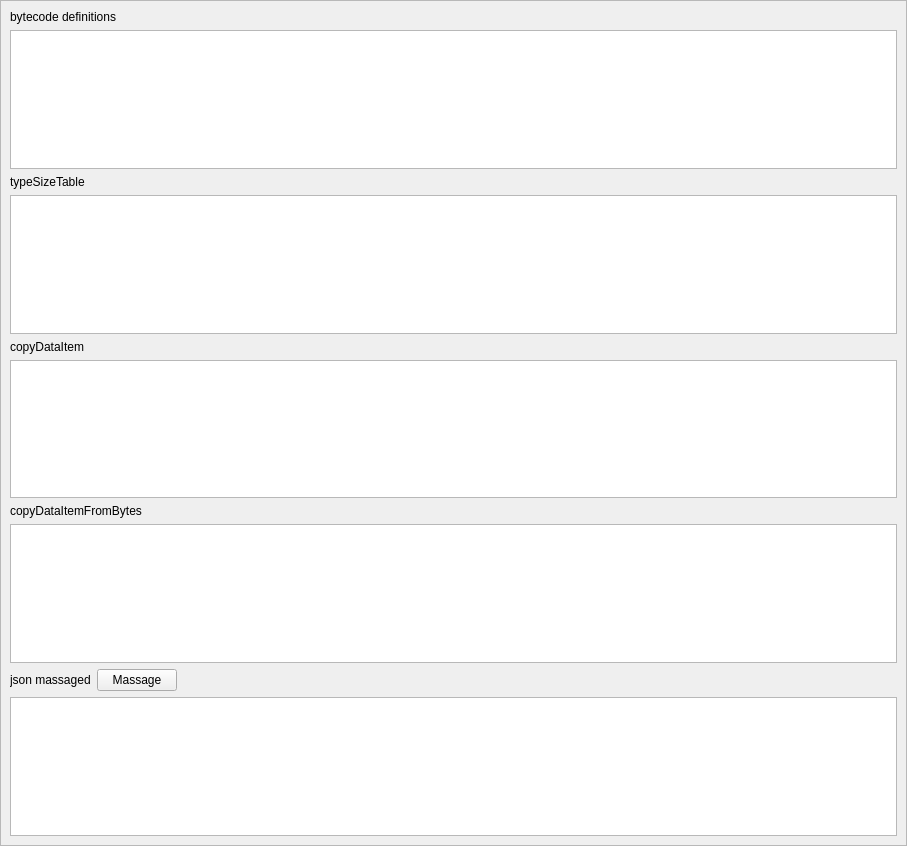
Before: the Qt Designer form apps/CodeForm/codeform.ui in assignonward/aosuite, drawn with Qt 5.
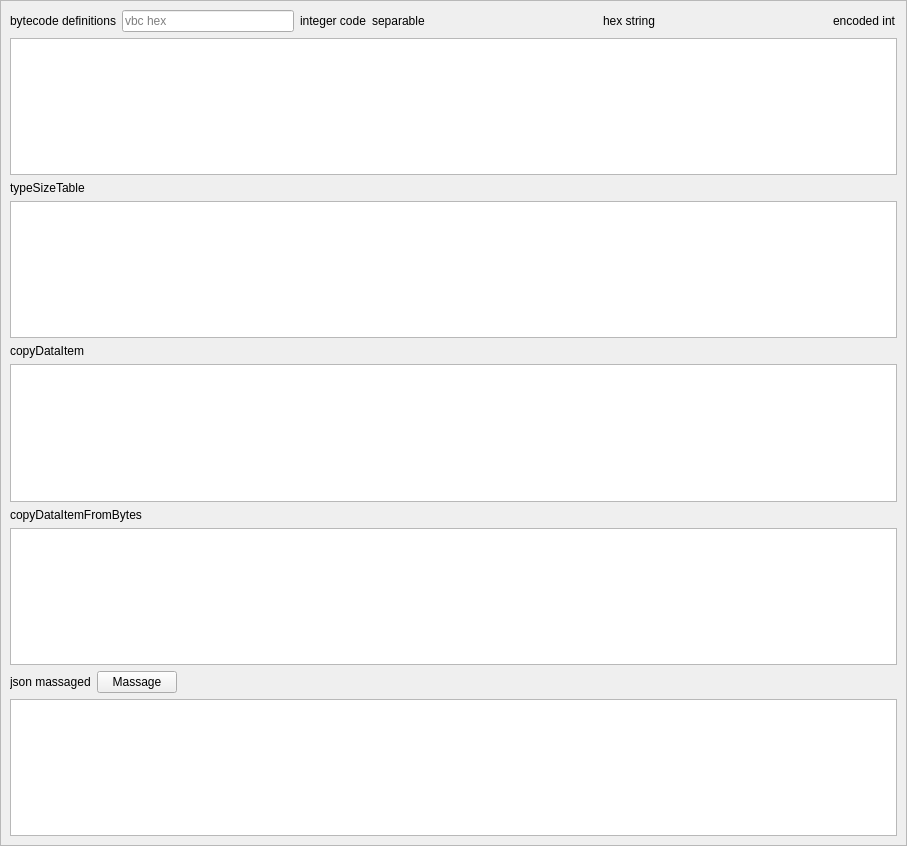
After: the same form once the commit is applied.

```diff
--- a/apps/CodeForm/codeform.ui
+++ b/apps/CodeForm/codeform.ui
@@ -27,11 +27,82 @@
    </property>
    <layout class="QVBoxLayout" name="verticalLayout">
     <item>
-     <widget class="QLabel" name="label">
-      <property name="text">
-       <string>bytecode definitions</string>
+     <layout class="QHBoxLayout" name="horizontalLayout_2">
+      <property name="topMargin">
+       <number>0</number>
       </property>
-     </widget>
+      <item>
+       <widget class="QLabel" name="label">
+        <property name="text">
+         <string>bytecode definitions</string>
+        </property>
+       </widget>
+      </item>
+      <item>
+       <widget class="QLineEdit" name="vbcHex">
+        <property name="text">
+         <string/>
+        </property>
+        <property name="placeholderText">
+         <string>vbc hex</string>
+        </property>
+       </widget>
+      </item>
+      <item>
+       <widget class="QLabel" name="intCode">
+        <property name="text">
+         <string>integer code</string>
+        </property>
+       </widget>
+      </item>
+      <item>
+       <widget class="QLabel" name="separable">
+        <property name="text">
+         <string>separable</string>
+        </property>
+       </widget>
+      </item>
+      <item>
+       <spacer name="horizontalSpacer_3">
+        <property name="orientation">
+         <enum>Qt::Horizontal</enum>
+        </property>
+        <property name="sizeHint" stdset="0">
+         <size>
+          <width>40</width>
+          <height>20</height>
+         </size>
+        </property>
+       </spacer>
+      </item>
+      <item>
+       <widget class="QLabel" name="hexString">
+        <property name="text">
+         <string>hex string</string>
+        </property>
+       </widget>
+      </item>
+      <item>
+       <spacer name="horizontalSpacer_2">
+        <property name="orientation">
+         <enum>Qt::Horizontal</enum>
+        </property>
+        <property name="sizeHint" stdset="0">
+         <size>
+          <width>40</width>
+          <height>20</height>
+         </size>
+        </property>
+       </spacer>
+      </item>
+      <item>
+       <widget class="QLabel" name="encodedInt">
+        <property name="text">
+         <string>encoded int</string>
+        </property>
+       </widget>
+      </item>
+     </layout>
     </item>
     <item>
      <widget class="QPlainTextEdit" name="bytecodeDefinitions">
```
